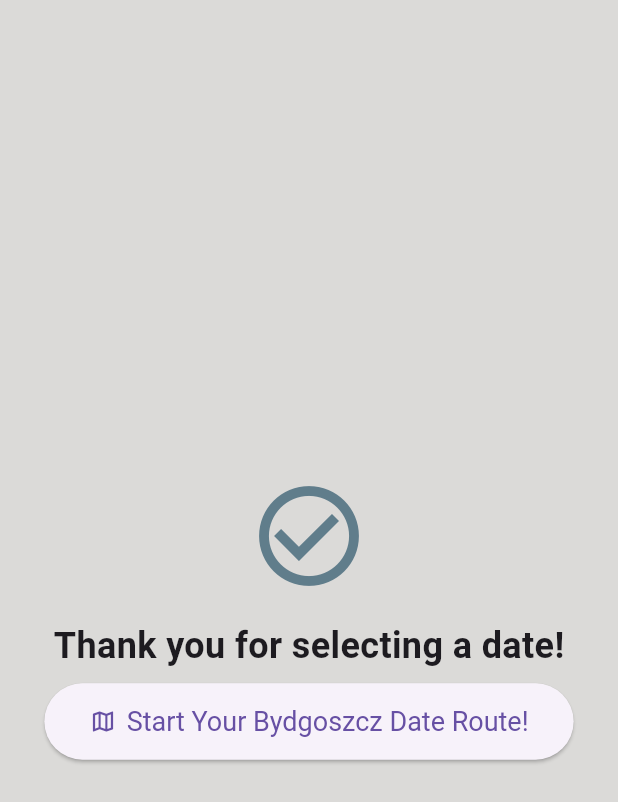
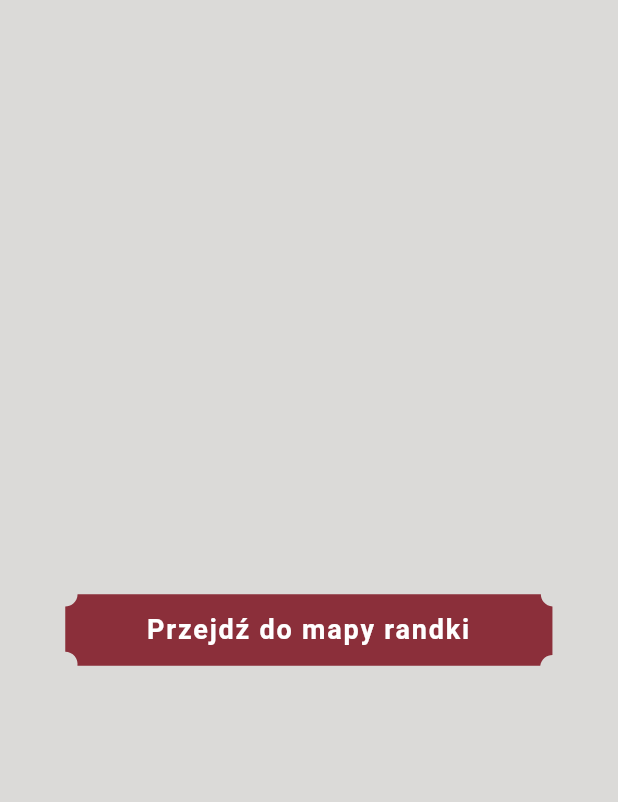
Before and after one commit to kn-kraken/hacknation-amorki-krakena-zakochaj-sie-w-bydgoszczy, a Flutter app: the DatePage widget shown alone on an empty page, opened directly, on a phone screen of 412 x 824 dp. Shown: the top 802 px of the screen. Run offline on Flutter 3.47's test engine with Material 3 defaults, Android fonts, the phone set to English and light mode, and no system bars; our stand-ins replace flutter_bloc, flutter_map, flutter_svg, latlong2; missing offline and left inert: dart:html.

Commit message:
date page initial styling

```diff
--- a/fe/lib/date_page.dart
+++ b/fe/lib/date_page.dart
@@ -1,4 +1,5 @@
 import 'package:flutter/material.dart';
+import 'package:zakochaj_sie_w_bydgoszczy_fe/buttons/stamped_button.dart';
 import 'map_view.dart';
 
 class DatePage extends StatelessWidget {
@@ -6,21 +7,14 @@ class DatePage extends StatelessWidget {
 
   @override
   Widget build(BuildContext context) {
-
+    const svgAssetPath = 'assets/header_1.svg';
     return Center(
       child: Column(
         mainAxisAlignment: MainAxisAlignment.center,
         children: [
-          const Icon(Icons.check_circle_outline, size: 80, color: Colors.blueGrey),
           const SizedBox(height: 16),
-          const Text(
-            'Thank you for selecting a date!',
-            style: TextStyle(fontSize: 24, fontWeight: FontWeight.bold),
-          ),
-          const SizedBox(height: 8),
-          ElevatedButton.icon(
-            icon: const Icon(Icons.map_outlined),
-            label: const Text('Start Your Bydgoszcz Date Route!'),
+          StampedButton(
+            text: 'Przejdź do mapy randki',
             onPressed: () {
               Navigator.push(
                 context,
@@ -29,11 +23,8 @@ class DatePage extends StatelessWidget {
                 ),
               );
             },
-            style: ElevatedButton.styleFrom(
-              padding: const EdgeInsets.symmetric(horizontal: 30, vertical: 15),
-              textStyle: const TextStyle(fontSize: 18),
-            ),
-          ),
+            svgAssetPath: svgAssetPath
+          )
         ],
       ),
     );
```
